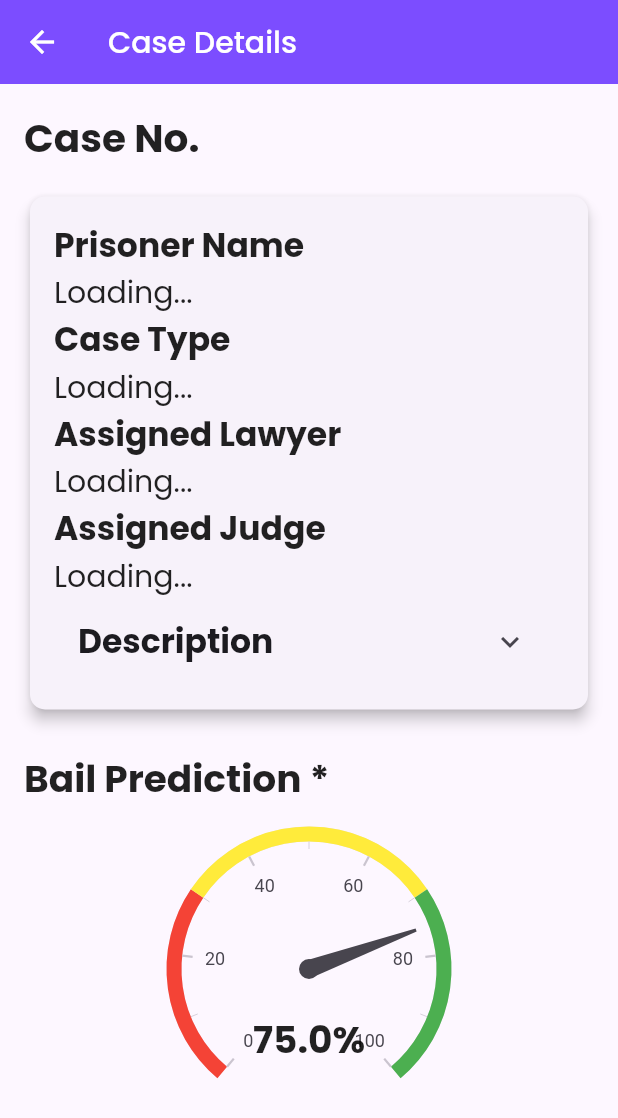
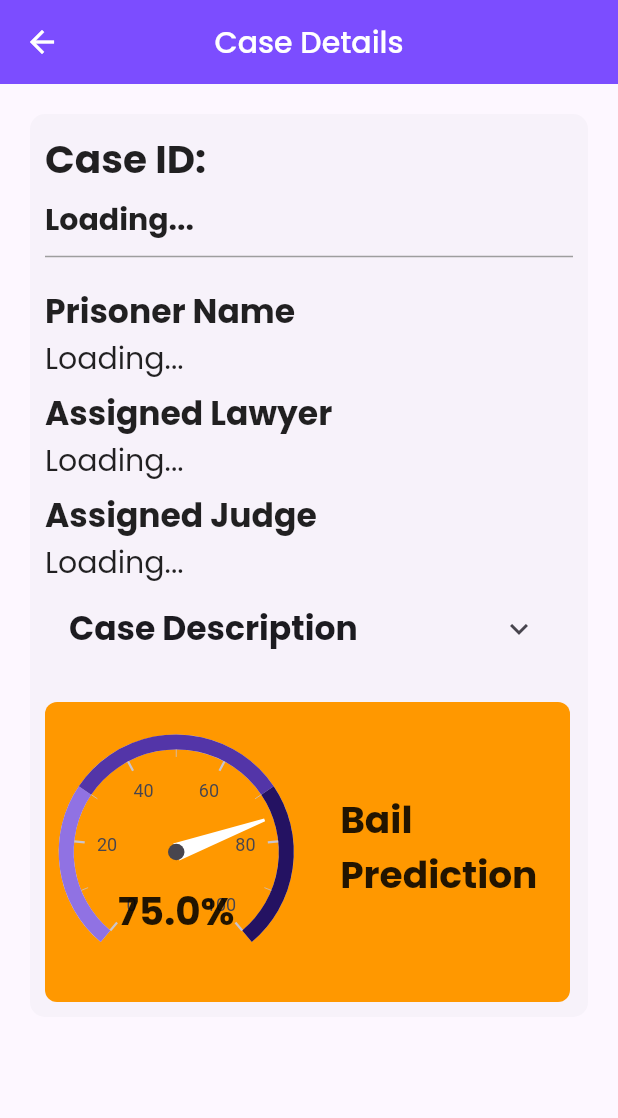
Before and after one commit to kavyaaa-1/sih, a Flutter app: the CaseInfoDashboard screen opened directly with empty values, on a phone screen of 412 x 824 dp. Shown: the top 1118 px of the screen. Run offline on Flutter 3.47's test engine with Material 2 defaults, Android fonts, the phone set to English and light mode, and no system bars; drawn by our look-alikes of syncfusion_flutter_gauges; our stand-ins replace google_fonts; missing offline and left inert: mongo_dart.

Commit message:
Changes in UI

```diff
--- a/lib/screens/case_dashboard.dart
+++ b/lib/screens/case_dashboard.dart
@@ -111,33 +111,49 @@ class _CaseInfoDashboardState extends State<CaseInfoDashboard> {
           backgroundColor: Colors.deepPurpleAccent,
           foregroundColor: Colors.white,
           title: Text("Case Details"),
-        ),
+          centerTitle: true),
       body: Padding(
         padding: const EdgeInsets.all(16.0),
         child: SingleChildScrollView(
           child: Column(
             crossAxisAlignment: CrossAxisAlignment.start,
             children: [
-                Text(
-                  'Case No. ${widget.caseId}',
-                  style: TextStyle(
-                    fontSize: 26,
-                    fontWeight: FontWeight.bold,
-                  ),
-                ),
-                SizedBox(height: 16),
               Card(
-                  elevation: 4,
+                elevation: 0,
                 shape: RoundedRectangleBorder(
                   borderRadius: BorderRadius.circular(10.0),
                 ),
                 child: Container(
                   width: double
                       .infinity, // Make the Card width match the screen width
-                    padding: const EdgeInsets.all(16.0),
+                  padding: const EdgeInsets.all(10.0),
                   child: Column(
                     crossAxisAlignment: CrossAxisAlignment.start,
                     children: [
+                      Text(
+                        'Case ID: ${widget.caseId}',
+                        style: TextStyle(
+                          fontSize: 26,
+                          fontWeight: FontWeight.bold,
+                        ),
+                      ),
+                      SizedBox(height: 6),
+                      Text(
+                        caseInfo?.caseType ?? 'Loading...',
+                        style: TextStyle(
+                          fontSize: 20,
+                          fontWeight: FontWeight.bold,
+                        ),
+                      ),
+                      Divider(
+                        color: Colors
+                            .grey, // You can specify the color of the line
+                        thickness:
+                            1, // You can adjust the thickness of the line
+                        height:
+                            20, // You can set the height or space above and below the line
+                      ),
+                      SizedBox(height: 10),
                       Text(
                         'Prisoner Name',
                         style: TextStyle(
@@ -151,19 +167,7 @@ class _CaseInfoDashboardState extends State<CaseInfoDashboard> {
                           fontSize: 20,
                         ),
                       ),
-                        Text(
-                          'Case Type',
-                          style: TextStyle(
-                            fontSize: 22,
-                            fontWeight: FontWeight.bold,
-                          ),
-                        ),
-                        Text(
-                          '${caseInfo?.caseType ?? 'Loading...'}',
-                          style: TextStyle(
-                            fontSize:20,
-                          ),
-                        ),
+                      SizedBox(height: 5),
                       Text(
                         'Assigned Lawyer',
                         style: TextStyle(
@@ -177,6 +181,7 @@ class _CaseInfoDashboardState extends State<CaseInfoDashboard> {
                           fontSize: 20,
                         ),
                       ),
+                      SizedBox(height: 5),
                       Text(
                         'Assigned Judge',
                         style: TextStyle(
@@ -192,7 +197,7 @@ class _CaseInfoDashboardState extends State<CaseInfoDashboard> {
                       ),
                       ExpansionTile(
                         title: Text(
-                            'Description',
+                          'Case Description',
                           style: TextStyle(
                             fontSize: 22,
                             fontWeight: FontWeight.bold,
@@ -202,44 +207,80 @@ class _CaseInfoDashboardState extends State<CaseInfoDashboard> {
                           Text(
                             caseInfo?.caseDescription ?? 'Loading...',
                             style: TextStyle(
-                                fontSize: 20,
+                              fontSize: 18,
                             ),
                           ),
                         ],
                       ),
-                      ],
+                      SizedBox(height: 20),
+                      SingleChildScrollView(
+                        child: Row(
+                          children: [
+                            Container(
+                              height: 200,
+                              width: 350,
+                              decoration: BoxDecoration(
+                                color: Colors.orange,
+                                borderRadius: BorderRadius.circular(
+                                    8.0), // Adjust the radius as needed
+                              ),
+                              child: Row(
+                                children: [
+                                  Expanded(
+                                    flex: 1,
+                                    child: Container(
+                                      padding: const EdgeInsets.symmetric(
+                                          vertical: 1, horizontal: 5),
+                                      height: 200,
+                                      child: Align(
+                                        alignment: Alignment.center,
+                                        child: _BailPredictionGraph(
+                                          value: bailPrediction,
                                         ),
                                       ),
                                     ),
-                SizedBox(height: 24), // Add spacing
+                                  ),
+                                  Expanded(
+                                    flex: 1,
+                                    child: Padding(
+                                      padding: const EdgeInsets.symmetric(
+                                          horizontal: 20, vertical: 60),
+                                      child: Column(
+                                        children: [
                                           Text(
-                  'Bail Prediction * ',
+                                            'Bail\nPrediction',
                                             style: TextStyle(
                                               fontSize: 25,
                                               fontWeight: FontWeight.bold,
                                             ),
                                           ),
-                SizedBox(height: 8), // Add spacing
-                Container(
-                  height: 200, // Adjust the height as needed
-                  child: SpeedometerChart(
-                    value: bailPrediction,
+                                          // Add other text or widgets here
+                                        ],
+                                      ),
+                                    ),
+                                  ),
+                                ],
+                              ),
+                            )
+                          ],
                         ),
                       ),
                     ],
                   ),
                 ),
               ),
-
-
+            ],
+          ),
+        ),
+      ),
     );
   }
 }
 
-class SpeedometerChart extends StatelessWidget {
+class _BailPredictionGraph extends StatelessWidget {
   final double value;
 
-  SpeedometerChart({required this.value});
+  _BailPredictionGraph({required this.value});
 
   @override
   Widget build(BuildContext context) {
@@ -252,27 +293,28 @@ class SpeedometerChart extends StatelessWidget {
             GaugeRange(
               startValue: 0,
               endValue: 30,
-              color: Colors.red, // Customize the color
+              color: Color.fromRGBO(144, 114, 227, 1.0), // Customize the color
               startWidth: 10,
               endWidth: 10,
             ),
             GaugeRange(
               startValue: 30,
               endValue: 70,
-              color: Colors.yellow, // Customize the color
+              color: Color.fromRGBO(83, 53, 168, 1.0), // Customize the color
               startWidth: 10,
               endWidth: 10,
             ),
             GaugeRange(
               startValue: 70,
               endValue: 100,
-              color: Colors.green, // Customize the color
+              color: Color.fromRGBO(36, 18, 98, 1.0), // Customize the color
               startWidth: 10,
               endWidth: 10,
             ),
           ],
           pointers: <GaugePointer>[
             NeedlePointer(
+              needleColor: Colors.white,
               value: value,
               enableAnimation: true,
               animationType: AnimationType.ease,
@@ -291,7 +333,7 @@ class SpeedometerChart extends StatelessWidget {
                 child: Text(
                   '$value%',
                   style: TextStyle(
-                    fontSize: 25,
+                    fontSize: 26,
                     fontWeight: FontWeight.bold,
                   ),
                 ),
```
Also changed, not shown: lib/screens/lawyer_homepg.dart (+85 -43 lines), lib/screens/prison_homepage.dart (+46 -63 lines). Lines whose indentation alone changed are shown as unchanged.
